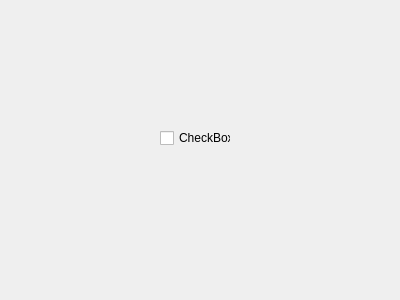
Above: src/NeuroAnnoVR/GUI/LeftHandUI.ui from Kouek/NeuroAnnoVR before the change. Below: the same form after it.
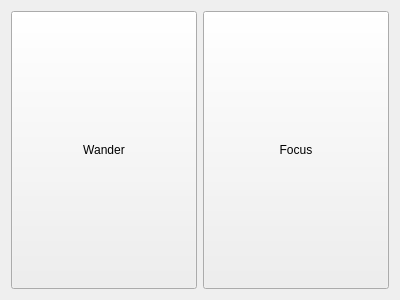
That is the form after the change.

```diff
--- a/src/NeuroAnnoVR/GUI/LeftHandUI.ui
+++ b/src/NeuroAnnoVR/GUI/LeftHandUI.ui
@@ -13,19 +13,34 @@
   <property name="windowTitle">
    <string>LeftHandUI</string>
   </property>
-  <widget class="QCheckBox" name="checkBox">
-   <property name="geometry">
-    <rect>
-     <x>160</x>
-     <y>130</y>
-     <width>71</width>
-     <height>16</height>
-    </rect>
-   </property>
-   <property name="text">
-    <string>CheckBox</string>
-   </property>
-  </widget>
+  <layout class="QGridLayout" name="gridLayout">
+   <item row="0" column="1">
+    <widget class="QPushButton" name="pushButtonFocus">
+     <property name="sizePolicy">
+      <sizepolicy hsizetype="Expanding" vsizetype="Expanding">
+       <horstretch>0</horstretch>
+       <verstretch>0</verstretch>
+      </sizepolicy>
+     </property>
+     <property name="text">
+      <string>Focus</string>
+     </property>
+    </widget>
+   </item>
+   <item row="0" column="0">
+    <widget class="QPushButton" name="pushButtonWander">
+     <property name="sizePolicy">
+      <sizepolicy hsizetype="Expanding" vsizetype="Expanding">
+       <horstretch>0</horstretch>
+       <verstretch>0</verstretch>
+      </sizepolicy>
+     </property>
+     <property name="text">
+      <string>Wander</string>
+     </property>
+    </widget>
+   </item>
+  </layout>
  </widget>
  <resources/>
  <connections/>
```
